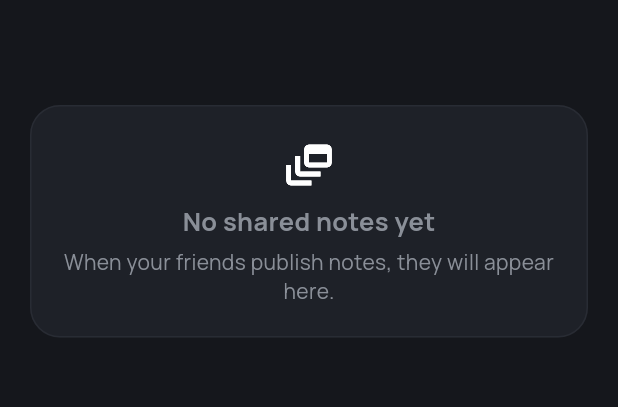
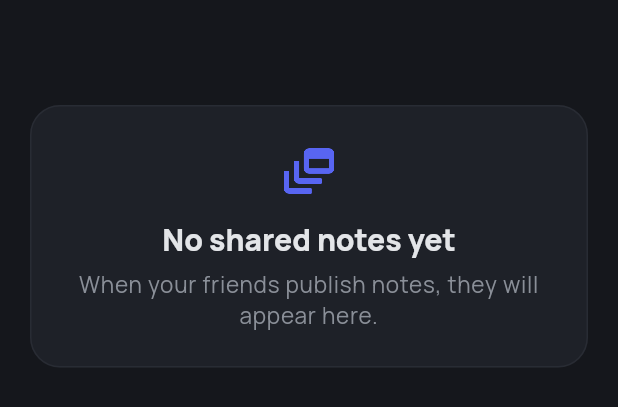
Before and after one commit to Suoip/learning_flutter, a Flutter app: the FeedPage widget shown alone on an empty page, opened directly with empty values, on a phone screen of 412 x 824 dp. Shown: the top 407 px of the screen. Run offline on Flutter 3.47's test engine with Material 3 defaults, Android fonts, the phone set to English and light mode, and no system bars; our stand-ins replace flutter_spinkit, google_fonts, image_picker, supabase_flutter; accounts and stored records are empty; network calls fail; statements that could not run were skipped.

Commit message:
Unify empty-state and error-banner widgets across Notes screens (#43)
Notes/Feed/Friends/Profile each reimplemented "nothing here yet" and
"something went wrong" ad hoc: two different empty-state looks (solid
vs outlined card, themed vs hardcoded text) and two different error
conventions (theme-aware errorContainer vs hardcoded Colors.red).

New NotesEmptyState and NotesErrorBanner widgets replace all of it.
Friends tab's inline "No pending requests."/"No friends yet." texts
are deliberately left alone - they're a lighter sub-state inside an
already-bounded section card, not a whole-screen empty state, so the
same heavy treatment there would look nested rather than consistent.
Round 2 UI audit item 2.

Co-authored-by: Claude Sonnet 5 <noreply@anthropic.com>

```diff
--- a/lib/pages/notes/feed_page.dart
+++ b/lib/pages/notes/feed_page.dart
@@ -3,6 +3,7 @@ import 'package:flutter/material.dart';
 import '../../resources_and_services/notes_logic.dart';
 import 'feed_post_detail_page.dart';
 import 'feed_tab.dart';
+import 'notes_error_banner.dart';
 
 class FeedPage extends StatefulWidget {
   const FeedPage({
@@ -116,23 +117,13 @@ class _FeedPageState extends State<FeedPage> {
     }
 
     if (_error != null) {
-      final cs = Theme.of(context).colorScheme;
       return RefreshIndicator(
         onRefresh: _loadFeed,
         child: ListView(
           physics: const AlwaysScrollableScrollPhysics(),
           padding: const EdgeInsets.all(20),
           children: [
-            Card(
-              color: cs.errorContainer,
-              child: Padding(
-                padding: const EdgeInsets.all(16),
-                child: Text(
-                  'Failed to load feed:\n$_error',
-                  style: TextStyle(color: cs.onErrorContainer),
-                ),
-              ),
-            ),
+            NotesErrorBanner(message: 'Failed to load feed:\n$_error'),
           ],
         ),
       );
--- a/lib/pages/notes/feed_tab.dart
+++ b/lib/pages/notes/feed_tab.dart
@@ -2,6 +2,7 @@ import 'package:flutter/material.dart';
 
 import '../../resources_and_services/notes_logic.dart';
 import 'feed_item_card.dart';
+import 'notes_empty_state.dart';
 
 class FeedTab extends StatelessWidget {
   const FeedTab({
@@ -19,39 +20,17 @@ class FeedTab extends StatelessWidget {
 
   @override
   Widget build(BuildContext context) {
-    final cs = Theme.of(context).colorScheme;
     if (feed.isEmpty) {
       return RefreshIndicator(
         onRefresh: onRefresh,
         child: ListView(
           padding: const EdgeInsets.fromLTRB(20, 70, 20, 120),
-          children: [
-            Card(
-              elevation: 0,
-              shape: RoundedRectangleBorder(
-                borderRadius: BorderRadius.circular(20),
-                side:
-                    BorderSide(color: cs.outlineVariant.withValues(alpha: 0.5)),
-              ),
-              child: const Padding(
-                padding: EdgeInsets.all(22),
-                child: Column(
-                  children: [
-                    Icon(Icons.dynamic_feed_outlined, size: 36),
-                    SizedBox(height: 8),
-                    Text(
-                      'No shared notes yet',
-                      style:
-                          TextStyle(fontSize: 17, fontWeight: FontWeight.w700),
-                    ),
-                    SizedBox(height: 6),
-                    Text(
-                      'When your friends publish notes, they will appear here.',
-                      textAlign: TextAlign.center,
-                    ),
-                  ],
-                ),
-              ),
+          children: const [
+            NotesEmptyState(
+              icon: Icons.dynamic_feed_outlined,
+              title: 'No shared notes yet',
+              subtitle:
+                  'When your friends publish notes, they will appear here.',
             ),
           ],
         ),
--- /dev/null
+++ b/lib/pages/notes/notes_empty_state.dart
@@ -0,0 +1,48 @@
+import 'package:flutter/material.dart';
+
+/// Shared "nothing here yet" content for a whole-screen empty state (Notes
+/// list, Feed) - not for smaller sub-section empty texts inside an
+/// already-bounded card (e.g. Friends tab's "No friends yet."), which stay
+/// as plain inline text since a full icon+card treatment there would look
+/// nested/bloated rather than consistent.
+class NotesEmptyState extends StatelessWidget {
+  const NotesEmptyState({
+    super.key,
+    required this.icon,
+    required this.title,
+    required this.subtitle,
+  });
+
+  final IconData icon;
+  final String title;
+  final String subtitle;
+
+  @override
+  Widget build(BuildContext context) {
+    final theme = Theme.of(context);
+    final cs = theme.colorScheme;
+    return Card(
+      elevation: 0,
+      shape: RoundedRectangleBorder(
+        borderRadius: BorderRadius.circular(20),
+        side: BorderSide(color: cs.outlineVariant.withValues(alpha: 0.5)),
+      ),
+      child: Padding(
+        padding: const EdgeInsets.all(24),
+        child: Column(
+          children: [
+            Icon(icon, size: 40, color: cs.primary),
+            const SizedBox(height: 12),
+            Text(title, style: theme.textTheme.headlineSmall),
+            const SizedBox(height: 6),
+            Text(
+              subtitle,
+              textAlign: TextAlign.center,
+              style: theme.textTheme.bodyLarge,
+            ),
+          ],
+        ),
+      ),
+    );
+  }
+}
```
Also changed, not shown: lib/pages/notes/friends_tab.dart (+2 -10 lines), lib/pages/notes/notes_error_banner.dart (added, +21 -0 lines), lib/pages/notes/notes_page.dart (+8 -39 lines), lib/pages/notes/notes_profile_page.dart (+2 -10 lines), 1 other file.
